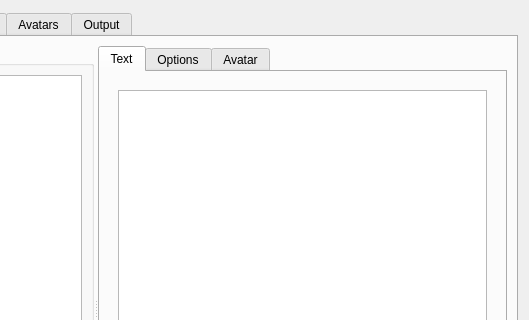
First picture: the form in plugins/Commands/Dialog/dialogconfigurationdlg.ui, repository KDE/simon, before the edit; both pictures show x 314 to 843 and y 0 to 320 of the 843 by 592 pixel window.
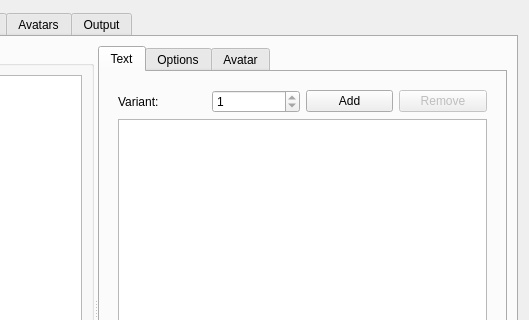
Second picture: the form after the edit. Custom widgets are drawn as their Qt base class.

What changed in the file:
```diff
--- a/plugins/Commands/Dialog/dialogconfigurationdlg.ui
+++ b/plugins/Commands/Dialog/dialogconfigurationdlg.ui
@@ -100,6 +100,44 @@
             <item>
              <widget class="QWidget" name="wgText" native="true">
               <layout class="QVBoxLayout" name="verticalLayout_10">
+               <item>
+                <layout class="QHBoxLayout" name="horizontalLayout_9">
+                 <item>
+                  <widget class="QLabel" name="lbVariant">
+                   <property name="text">
+                    <string>Variant:</string>
+                   </property>
+                  </widget>
+                 </item>
+                 <item>
+                  <widget class="QSpinBox" name="sbText">
+                   <property name="minimum">
+                    <number>1</number>
+                   </property>
+                   <property name="maximum">
+                    <number>1</number>
+                   </property>
+                  </widget>
+                 </item>
+                 <item>
+                  <widget class="KPushButton" name="pbAddText">
+                   <property name="text">
+                    <string>Add</string>
+                   </property>
+                  </widget>
+                 </item>
+                 <item>
+                  <widget class="KPushButton" name="pbRemoveText">
+                   <property name="enabled">
+                    <bool>false</bool>
+                   </property>
+                   <property name="text">
+                    <string>Remove</string>
+                   </property>
+                  </widget>
+                 </item>
+                </layout>
+               </item>
                <item>
                 <widget class="KTextEdit" name="teText">
                  <property name="readOnly">
```
